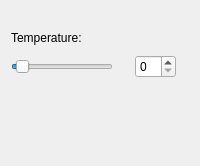
This is src/somwidget.ui in KDE/kalzium as Qt 5 draws it before an edit. The edited form follows.
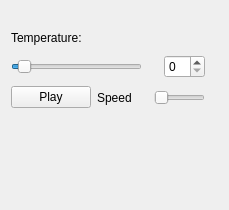
This is the edited form.

Commit message: FEATURE This commit will add the play feature to the somwidget and the time-widget. Clicking on the play will start playing, the temperature. The temperature increases with time till it reaches max. Also the increment of temperature can be paused. The speed of the increment can also be changed. Similar case with the time-widget. The year keeps increasing with time till it reaches maximum. Attractive feature for education in schools.

```diff
--- a/src/somwidget.ui
+++ b/src/somwidget.ui
@@ -5,12 +5,12 @@
    <rect>
     <x>0</x>
     <y>0</y>
-    <width>200</width>
-    <height>166</height>
+    <width>229</width>
+    <height>210</height>
    </rect>
   </property>
-  <layout class="QGridLayout" >
-   <item row="0" column="0" >
+  <layout class="QVBoxLayout" name="verticalLayout" >
+   <item>
     <spacer>
      <property name="orientation" >
       <enum>Qt::Vertical</enum>
@@ -26,7 +26,7 @@
      </property>
     </spacer>
    </item>
-   <item row="1" column="0" >
+   <item>
     <layout class="QHBoxLayout" >
      <property name="spacing" >
       <number>6</number>
@@ -59,7 +59,7 @@
      </item>
     </layout>
    </item>
-   <item row="2" column="0" >
+   <item>
     <layout class="QHBoxLayout" >
      <item>
       <widget class="QSlider" name="temp_slider" >
@@ -97,7 +97,11 @@
       </spacer>
      </item>
      <item>
-      <widget class="QSpinBox" name="temp_spinbox" />
+      <widget class="QSpinBox" name="temp_spinbox" >
+       <property name="toolTip" >
+        <string>Click to edit current temperature</string>
+       </property>
+      </widget>
      </item>
      <item>
       <widget class="QLabel" name="lblUnit" >
@@ -108,7 +112,67 @@
      </item>
     </layout>
    </item>
-   <item row="3" column="0" >
+   <item>
+    <layout class="QHBoxLayout" name="_2" >
+     <item>
+      <widget class="QPushButton" name="Play" >
+       <property name="toolTip" >
+        <string>Click to Play / pause the increase in temperature</string>
+       </property>
+       <property name="text" >
+        <string>Play</string>
+       </property>
+      </widget>
+     </item>
+     <item>
+      <widget class="QLabel" name="label" >
+       <property name="text" >
+        <string>Speed</string>
+       </property>
+      </widget>
+     </item>
+     <item>
+      <spacer>
+       <property name="orientation" >
+        <enum>Qt::Horizontal</enum>
+       </property>
+       <property name="sizeType" >
+        <enum>QSizePolicy::Fixed</enum>
+       </property>
+       <property name="sizeHint" stdset="0" >
+        <size>
+         <width>16</width>
+         <height>25</height>
+        </size>
+       </property>
+      </spacer>
+     </item>
+     <item>
+      <widget class="QSlider" name="Speed" >
+       <property name="toolTip" >
+        <string>slide, to change the speed of increase in temperature</string>
+       </property>
+       <property name="minimum" >
+        <number>5</number>
+       </property>
+       <property name="maximum" >
+        <number>25</number>
+       </property>
+       <property name="orientation" >
+        <enum>Qt::Horizontal</enum>
+       </property>
+      </widget>
+     </item>
+     <item>
+      <widget class="QLabel" name="lblUnit_2" >
+       <property name="text" >
+        <string/>
+       </property>
+      </widget>
+     </item>
+    </layout>
+   </item>
+   <item>
     <spacer>
      <property name="orientation" >
       <enum>Qt::Vertical</enum>
@@ -124,7 +188,7 @@
      </property>
     </spacer>
    </item>
-   <item row="4" column="0" >
+   <item>
     <widget class="QLabel" name="text" >
      <property name="sizePolicy" >
       <sizepolicy vsizetype="Expanding" hsizetype="Expanding" >
```
Left out of the diff: 8 changed lines with no effect on the pictures. The commit also changes 5 other files.
